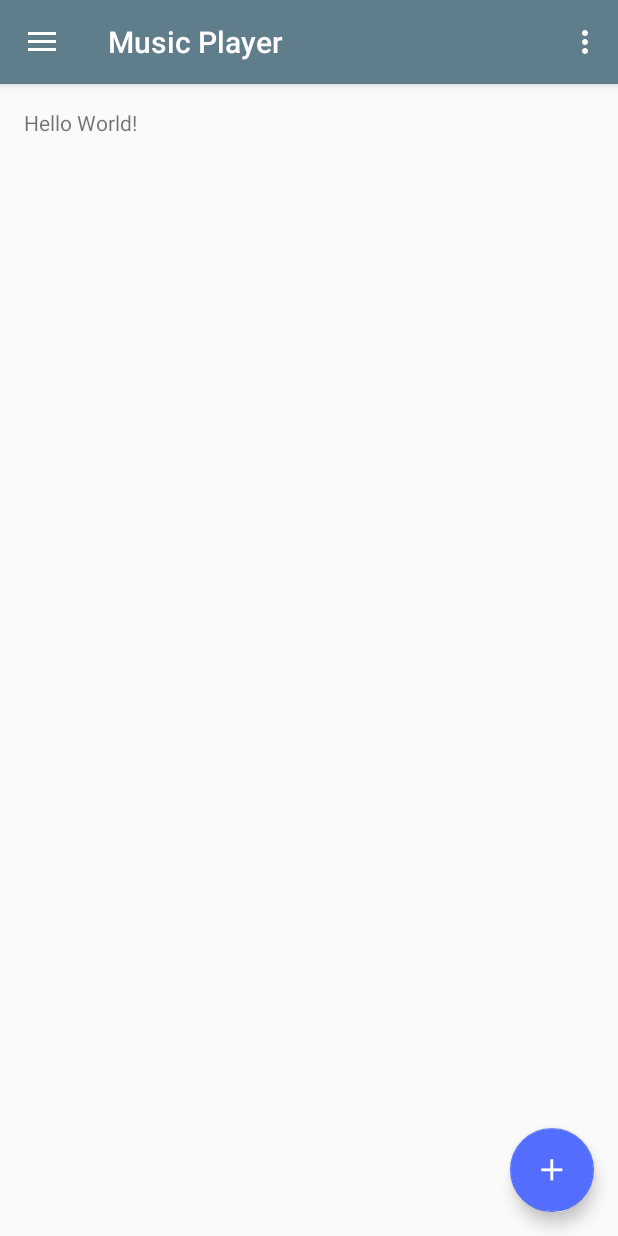
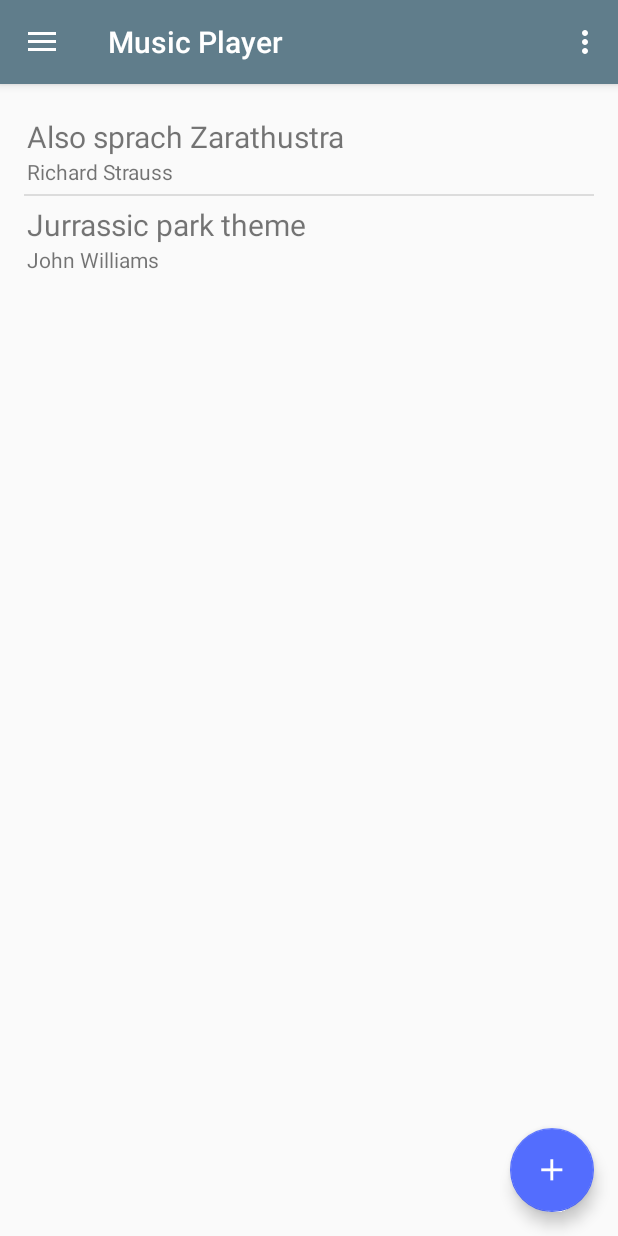
Before and after one commit to JePoste/Spootify, an Android app: the screen it shows after launch (MainActivity), on a phone screen of 412 x 824 dp. Run offline under Robolectric (Android 15) with nearby library versions, the phone set to English and light mode, and no system bars; our stand-ins replace ButterKnife.

Commit message:
SearchView created through SearchFragment with basic layout

```diff
--- a/app/build.gradle
+++ b/app/build.gradle
@@ -24,4 +24,5 @@ dependencies {
     testCompile 'junit:junit:4.12'
     compile 'com.android.support:appcompat-v7:23.2.0'
     compile 'com.android.support:design:23.2.0'
+    compile 'com.jakewharton:butterknife:7.0.1'
 }
--- a/app/src/main/java/com/enzab/musicplayer/activity/MainActivity.java
+++ b/app/src/main/java/com/enzab/musicplayer/activity/MainActivity.java
@@ -14,6 +14,10 @@ import android.view.Menu;
 import android.view.MenuItem;
 
 import com.enzab.musicplayer.R;
+import com.enzab.musicplayer.fragment.SearchFragment;
+
+import butterknife.Bind;
+import butterknife.ButterKnife;
 
 public class MainActivity extends AppCompatActivity
         implements NavigationView.OnNavigationItemSelectedListener {
@@ -22,6 +26,8 @@ public class MainActivity extends AppCompatActivity
     protected void onCreate(Bundle savedInstanceState) {
         super.onCreate(savedInstanceState);
         setContentView(R.layout.activity_main);
+        ButterKnife.bind(this);
+        getSupportFragmentManager().beginTransaction().replace(R.id.frame_content, new SearchFragment()).commit();
         Toolbar toolbar = (Toolbar) findViewById(R.id.toolbar);
         setSupportActionBar(toolbar);
 
--- /dev/null
+++ b/app/src/main/java/com/enzab/musicplayer/adapter/SearchListAdapter.java
@@ -0,0 +1,69 @@
+package com.enzab.musicplayer.adapter;
+
+import android.content.Context;
+import android.support.v7.app.AppCompatActivity;
+import android.view.LayoutInflater;
+import android.view.View;
+import android.view.ViewGroup;
+import android.widget.BaseAdapter;
+import android.widget.TextView;
+
+import com.enzab.musicplayer.R;
+import com.enzab.musicplayer.model.SearchItem;
+
+import java.util.List;
+
+/**
+ * Created by linard_f on 4/7/16.
+ */
+public class SearchListAdapter extends BaseAdapter {
+
+    private static class ViewHolder {
+        TextView title;
+        TextView artist;
+    }
+
+    private Context context;
+    private LayoutInflater inflater;
+    private List<SearchItem> items;
+
+    public SearchListAdapter(Context context, List<SearchItem> items) {
+        this.context = context;
+        this.items = items;
+        inflater = LayoutInflater.from(this.context);
+    }
+
+    @Override
+    public int getCount() {
+        return items.size();
+    }
+
+    @Override
+    public Object getItem(int position) {
+        return null;
+    }
+
+    @Override
+    public long getItemId(int position) {
+        return position;
+    }
+
+    @Override
+    public View getView(int position, View convertView, ViewGroup parent) {
+        ViewHolder viewHolder;
+        if (convertView == null) {
+            convertView = inflater.inflate(R.layout.search_list_item, parent, false);
+            viewHolder = new ViewHolder();
+            viewHolder.title = (TextView) convertView.findViewById(R.id.title);
+            viewHolder.artist = (TextView) convertView.findViewById(R.id.artist);
+            convertView.setTag(viewHolder);
+        } else {
+            viewHolder = (ViewHolder) convertView.getTag();
+        }
+
+        SearchItem item = items.get(position);
+        viewHolder.title.setText(item.getTitle());
+        viewHolder.artist.setText(item.getArtist());
+        return convertView;
+    }
+}
--- a/app/src/main/java/com/enzab/musicplayer/fragment/SearchFragment.java
+++ b/app/src/main/java/com/enzab/musicplayer/fragment/SearchFragment.java
@@ -1,13 +1,24 @@
 package com.enzab.musicplayer.fragment;
 
 
+import android.content.Context;
 import android.os.Bundle;
-import android.app.Fragment;
+import android.support.v4.app.Fragment;
+import android.support.v7.app.AppCompatActivity;
 import android.view.LayoutInflater;
 import android.view.View;
 import android.view.ViewGroup;
+import android.widget.ListView;
 
 import com.enzab.musicplayer.R;
+import com.enzab.musicplayer.adapter.SearchListAdapter;
+import com.enzab.musicplayer.model.SearchItem;
+
+import java.util.ArrayList;
+import java.util.List;
+
+import butterknife.Bind;
+import butterknife.ButterKnife;
 
 /**
  * A simple {@link Fragment} subclass.
@@ -15,6 +26,11 @@ import com.enzab.musicplayer.R;
  * create an instance of this fragment.
  */
 public class SearchFragment extends Fragment {
+
+    private Context mContext;
+    @Bind(R.id.list)
+    ListView mList;
+
     // TODO: Rename parameter arguments, choose names that match
     // the fragment initialization parameters, e.g. ARG_ITEM_NUMBER
     private static final String ARG_PARAM1 = "param1";
@@ -23,7 +39,6 @@ public class SearchFragment extends Fragment {
     // TODO: Rename and change types of parameters
     private String mParam1;
     private String mParam2;
-
 
     /**
      * Use this factory method to create a new instance of
@@ -60,8 +75,26 @@ public class SearchFragment extends Fragment {
     public View onCreateView(LayoutInflater inflater, ViewGroup container,
                              Bundle savedInstanceState) {
         // Inflate the layout for this fragment
-        return inflater.inflate(R.layout.fragment_search, container, false);
+        View view = inflater.inflate(R.layout.fragment_search, container, false);
+        ButterKnife.bind(this, view);
+
+        List<SearchItem> items = new ArrayList<>();
+        items.add(new SearchItem("Also sprach Zarathustra", "Richard Strauss"));
+        items.add(new SearchItem("Jurrassic park theme", "John Williams"));
+        SearchListAdapter adapter = new SearchListAdapter(mContext, items);
+        mList.setAdapter(adapter);
+        return view;
     }
 
+    @Override
+    public void onAttach(Context context) {
+        super.onAttach(context);
+        this.mContext = context;
+    }
 
+    @Override
+    public void onDetach() {
+        super.onDetach();
+        this.mContext = null;
+    }
 }
--- /dev/null
+++ b/app/src/main/java/com/enzab/musicplayer/model/SearchItem.java
@@ -0,0 +1,33 @@
+package com.enzab.musicplayer.model;
+
+/**
+ * Created by linard_f on 4/7/16.
+ */
+public class SearchItem {
+
+    private String title;
+    private String artist;
+
+    public SearchItem() {}
+
+    public SearchItem(String title, String artist) {
+        this.title = title;
+        this.artist = artist;
+    }
+
+    public String getArtist() {
+        return artist;
+    }
+
+    public void setArtist(String artist) {
+        this.artist = artist;
+    }
+
+    public String getTitle() {
+        return title;
+    }
+
+    public void setTitle(String title) {
+        this.title = title;
+    }
+}
--- a/app/src/main/res/layout/content_main.xml
+++ b/app/src/main/res/layout/content_main.xml
@@ -9,6 +9,8 @@
     app:layout_behavior="@string/appbar_scrolling_view_behavior" tools:showIn="@layout/app_bar_main"
     tools:context=".MainActivity">
 
-    <TextView android:text="Hello World!" android:layout_width="wrap_content"
-        android:layout_height="wrap_content" />
+    <FrameLayout
+        android:id="@+id/frame_content"
+        android:layout_width="match_parent"
+        android:layout_height="match_parent"/>
 </RelativeLayout>
--- a/app/src/main/res/layout/fragment_search.xml
+++ b/app/src/main/res/layout/fragment_search.xml
@@ -3,8 +3,9 @@
     android:layout_height="match_parent"
     tools:context="com.enzab.musicplayer.fragment.SearchFragment">
 
-    <!-- TODO: Update blank fragment layout -->
-    <TextView android:layout_width="match_parent" android:layout_height="match_parent"
-        android:text="@string/hello_blank_fragment" />
+    <ListView
+        android:id="@+id/list"
+        android:layout_width="wrap_content"
+        android:layout_height="wrap_content" />
 
 </FrameLayout>
--- /dev/null
+++ b/app/src/main/res/layout/search_list_item.xml
@@ -0,0 +1,23 @@
+<?xml version="1.0" encoding="utf-8"?>
+<LinearLayout xmlns:android="http://schemas.android.com/apk/res/android"
+    android:orientation="vertical" android:layout_width="match_parent"
+    android:layout_height="match_parent"
+    android:paddingTop="@dimen/list_item_padding_top"
+    android:paddingEnd="@dimen/list_item_padding_right"
+    android:paddingStart="@dimen/list_item_padding_left"
+    android:paddingBottom="@dimen/list_item_padding_bottom">
+
+    <TextView
+        android:id="@+id/title"
+        android:text="@string/item_default_title"
+        android:layout_width="match_parent"
+        android:layout_height="wrap_content"
+        android:textSize="20sp" />
+
+    <TextView
+        android:id="@+id/artist"
+        android:text="@string/item_default_artist"
+        android:layout_width="match_parent"
+        android:layout_height="wrap_content" />
+
+</LinearLayout>
--- a/app/src/main/res/values/dimens.xml
+++ b/app/src/main/res/values/dimens.xml
@@ -7,4 +7,10 @@
     <dimen name="activity_vertical_margin">16dp</dimen>
     <dimen name="app_bar_height">180dp</dimen>
     <dimen name="fab_margin">16dp</dimen>
+
+    <!--List items padding-->
+    <dimen name="list_item_padding_top">5dp</dimen>
+    <dimen name="list_item_padding_right">2dp</dimen>
+    <dimen name="list_item_padding_left">2dp</dimen>
+    <dimen name="list_item_padding_bottom">5dp</dimen>
 </resources>
--- a/app/src/main/res/values/strings.xml
+++ b/app/src/main/res/values/strings.xml
@@ -15,4 +15,8 @@
 
 <!-- TODO: Remove or change this placeholder text -->
     <string name="hello_blank_fragment">Hello blank fragment</string>
+
+    <!--List items-->
+    <string name="item_default_title">Title</string>
+    <string name="item_default_artist">Artist</string>
 </resources>
```
